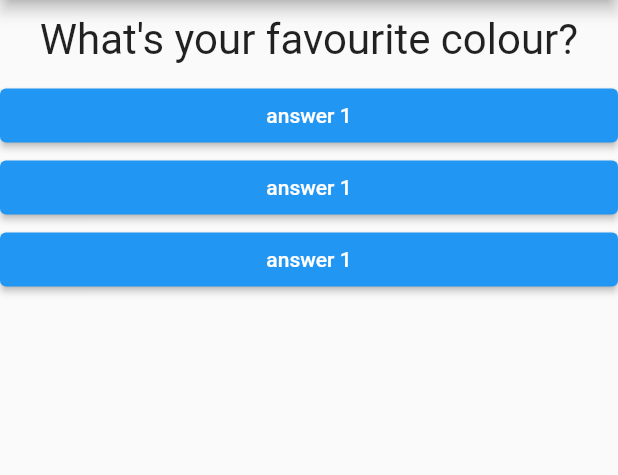
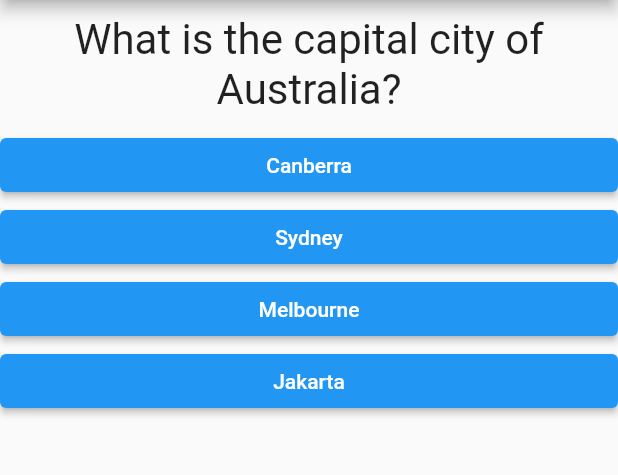
Before and after one commit to Su1tanA1bo/Flutter-Quiz-App, a Flutter app: the screen it shows after launch, on a phone screen of 412 x 824 dp, the part 84-559 px from its top. Run offline on Flutter 3.47's test engine with Material 2 defaults, Android fonts, the phone set to English and light mode, and no system bars.

Commit message:
Added Real Questions and Answers

```diff
--- a/lib/answer.dart
+++ b/lib/answer.dart
@@ -3,14 +3,15 @@ import 'package:flutter/material.dart';
 
 class Answer extends StatelessWidget {
   VoidCallback inputFunction;
-  Answer(this.inputFunction, {Key? key}) : super(key: key);
+  final String answerText;
+  Answer(this.inputFunction, String this.answerText);
 
   @override
   Widget build(BuildContext context) {
     return Container(
       width: double.infinity,
       child: ElevatedButton(
-        child: Text("answer 1"),
+        child: Text(answerText),
         onPressed: inputFunction,
       ),
     );
--- a/lib/main.dart
+++ b/lib/main.dart
@@ -9,6 +9,29 @@ class MyApp extends StatefulWidget {
 }
 
 class _MyAppState extends State<MyApp> {
+  var questions = [
+    {
+        "QuestionText":"What is the capital city of Australia?",
+        "answers": ["Canberra", "Sydney", "Melbourne", "Jakarta"],
+    },
+    {
+        "QuestionText":"What is the largest country in the world by land mass?",
+        "answers": ["Canada", "China", "Russia", "United States of America"],
+    },
+    {
+        "QuestionText":"Which car manufacturer below originated in Germany?",
+        "answers": ["Mercedes-Benz", "Volvo", "Nissan", "Dodge"],
+    },
+    {
+        "QuestionText":"Which of the countries listed below, belong to the continent Oceania",
+        "answers": ["Indonesia", "India", "New Zealand", "Mauritius"],
+    },
+    {
+        "QuestionText":"Where is Mount Vesuvius located?",
+        "answers": ["Tibet", "Italy", "Greece", "Japan"],
+    }
+    ];
+
   var _questionIndex = 0;
 
   void _answerQuestion()
@@ -17,14 +40,14 @@ class _MyAppState extends State<MyApp> {
       _questionIndex = _questionIndex + 1;
     });
     print(_questionIndex);
+    if(_questionIndex < questions.length)
+    {
+
+    }
   }
 
   @override
   Widget build(BuildContext context) {
-    var questions = [
-      "What's your favourite colour?",
-      "What's your favourite animal?",
-    ];
     return MaterialApp(
       home: Scaffold(
         appBar: AppBar(
@@ -32,10 +55,14 @@ class _MyAppState extends State<MyApp> {
         ),
         body: Column(
           children: [
-            Question(questions[_questionIndex]),
-            Answer(_answerQuestion),
-            Answer(_answerQuestion),
-            Answer(_answerQuestion)
+            Question(
+              questions[_questionIndex]['QuestionText'] as String
+            ),
+
+            ...(questions[_questionIndex]['answers'] as List<String>).map((answer)
+            {
+               return Answer(_answerQuestion, answer);
+            }).toList()
           ],
         ),
       ),
```
